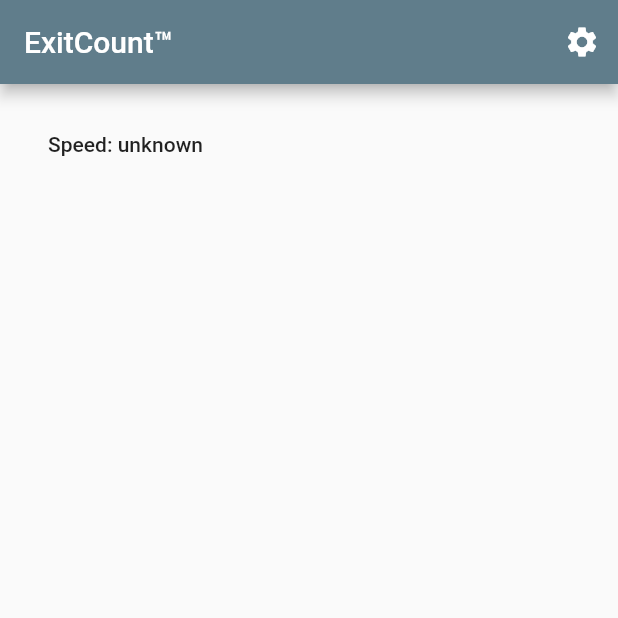
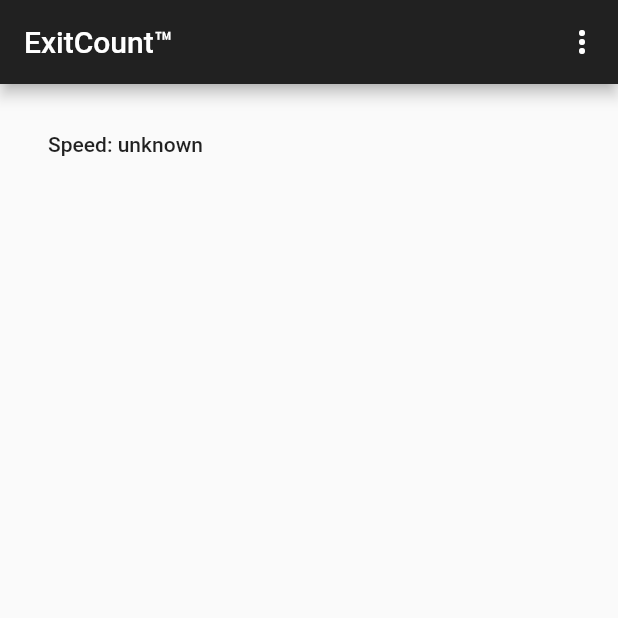
Before and after one commit to BenLussier/exitcount, a Flutter app: the screen it shows after launch, on a phone screen of 412 x 824 dp, the top half of it. Run offline on Flutter 3.47's test engine with Material 2 defaults, Android fonts, the phone set to English and light mode, and no system bars; our stand-ins replace geolocator, hydrated_bloc, location, settings_ui.

Commit message:
more work

```diff
--- a/lib/home_page.dart
+++ b/lib/home_page.dart
@@ -1,5 +1,5 @@
 import 'package:flutter/material.dart';
-
+import 'more_menu.dart';
 import 'speed.dart';
 
 class MyHomePage extends StatefulWidget {
@@ -15,21 +15,17 @@ class _MyHomePageState extends State<MyHomePage> {
   Widget build(BuildContext context) {
     return Scaffold(
       appBar: AppBar(
-        title: Text('ExitCount™'),
-        actions: <Widget>[
-          IconButton(
-            icon: const Icon(Icons.settings),
-            onPressed: () {
-              Navigator.of(context).pushNamed('/settings');
-            },
-          )
-        ],
-      ),
+          backgroundColor: ThemeData.dark().primaryColor,
+          centerTitle: false,
+          title: Text('ExitCount™'),
+          actions: <Widget>[
+            MoreMenu(),
+          ]),
       body: Container(
         padding: const EdgeInsets.all(32),
-        child: Column(
-          children: <Widget>[SpeedWidget()],
-        ),
+        child: Column(children: <Widget>[
+          SpeedWidget(),
+        ]),
       ),
     );
   }
--- a/lib/main.dart
+++ b/lib/main.dart
@@ -20,16 +20,8 @@ class MyApp extends StatelessWidget {
     return MaterialApp(
         title: 'ExitCount™',
         debugShowCheckedModeBanner: false,
-        theme: ThemeData(
-          primarySwatch: Colors.blueGrey,
-          accentColor: Colors.blue,
-          brightness: Brightness.light,
-        ),
-        darkTheme: ThemeData(
-          primarySwatch: Colors.deepPurple,
-          accentColor: Colors.deepPurple,
-          brightness: Brightness.light,
-        ),
+        theme: ThemeData.light(),
+        darkTheme: ThemeData.dark(),
         routes: {
           '/': (context) => MyHomePage(),
           '/settings': (context) => SettingsPage(),
--- /dev/null
+++ b/lib/more_menu.dart
@@ -0,0 +1,32 @@
+import 'package:flutter/material.dart';
+
+enum MenuItem { settings, info }
+
+class MoreMenu extends StatelessWidget {
+  @override
+  Widget build(BuildContext context) {
+    return PopupMenuButton<MenuItem>(
+      icon: Icon(Icons.more_vert),
+      onSelected: (MenuItem value) {
+        switch (value) {
+          case MenuItem.settings:
+            Navigator.of(context).pushNamed('/settings');
+            break;
+          case MenuItem.info:
+            Navigator.of(context).pushNamed('/settings');
+            break;
+        }
+      },
+      itemBuilder: (BuildContext context) => <PopupMenuEntry<MenuItem>>[
+        const PopupMenuItem<MenuItem>(
+          value: MenuItem.settings,
+          child: Text('Settings'),
+        ),
+        const PopupMenuItem<MenuItem>(
+          value: MenuItem.info,
+          child: Text('Info'),
+        )
+      ],
+    );
+  }
+}
```
Also changed, not shown: lib/theme_cubit.dart (added, +26 -0 lines), 1 other file.
